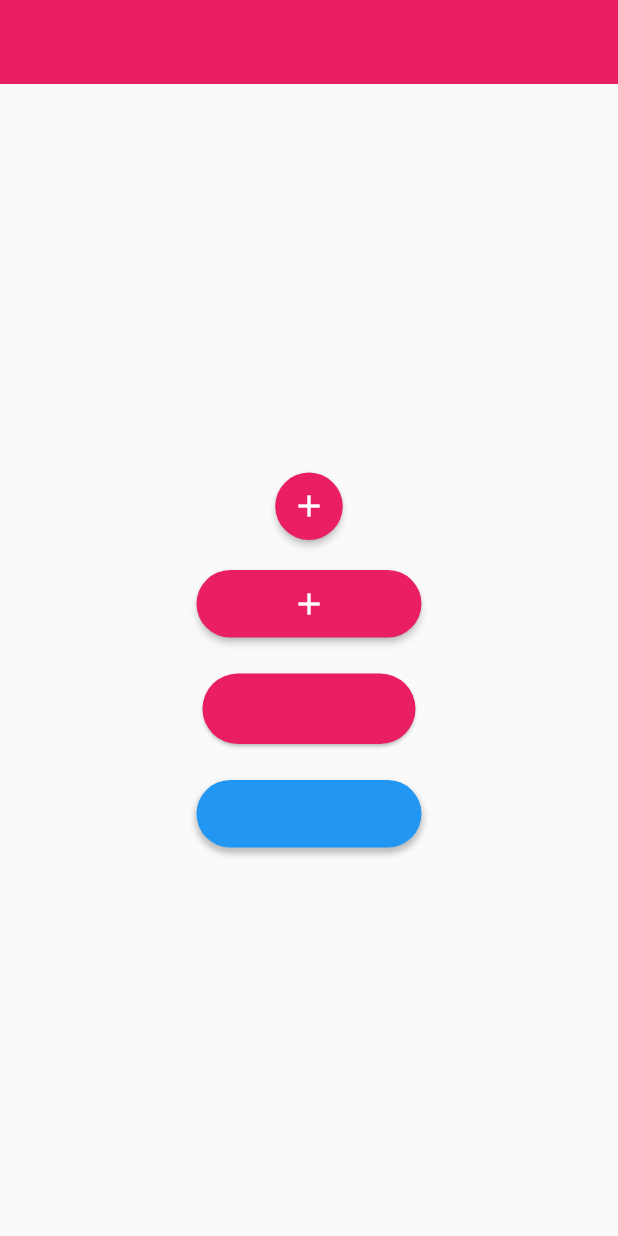
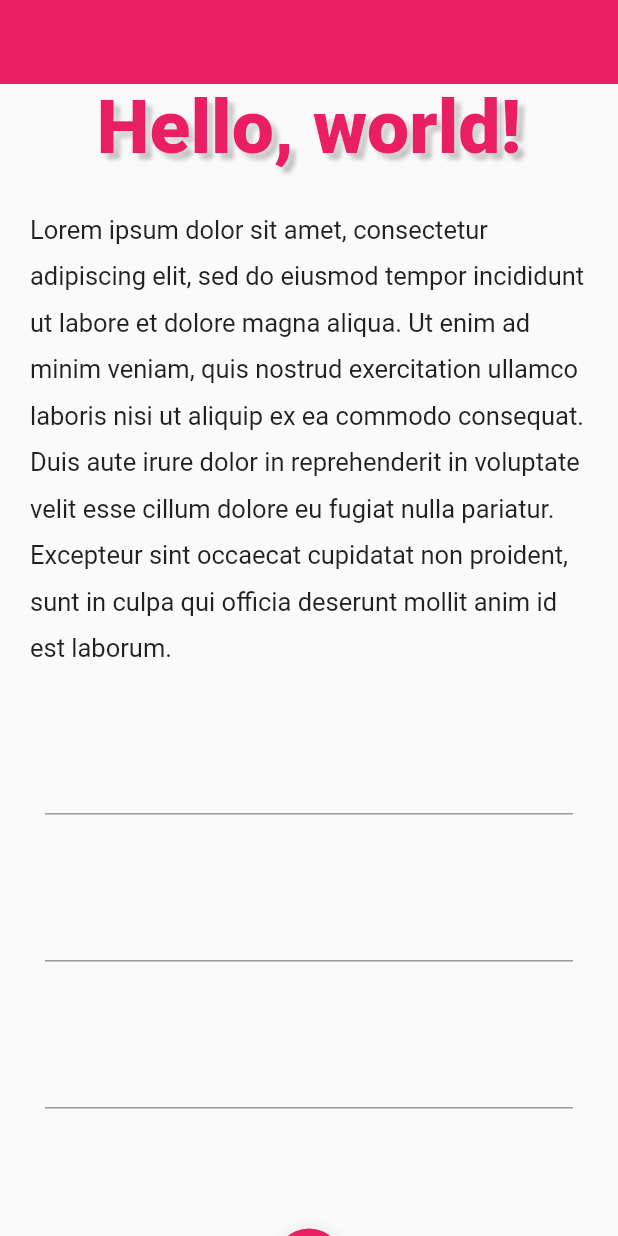
Before and after one commit to KaushikiKumari/medium_article_12, a Flutter app: the screen it shows after launch, on a phone screen of 412 x 824 dp. Run offline on Flutter 3.47's test engine with Material 2 defaults, Android fonts, the phone set to English and light mode, and no system bars.

Commit message:
initial commit

```diff
--- a/lib/view/home_view.dart
+++ b/lib/view/home_view.dart
@@ -1,4 +1,7 @@
+import 'dart:ui';
+
 import 'package:flutter/material.dart';
+import 'package:flutter/rendering.dart';
 
 class HomeView extends StatefulWidget {
   const HomeView({super.key});
@@ -17,68 +20,112 @@
             child: Column(
           mainAxisAlignment: MainAxisAlignment.center,
           children: [
-            //CircleBorder
-            SizedBox(
-              height: 45,
-              width: 150,
-              child: ElevatedButton(
-                onPressed: () {},
-                style: ElevatedButton.styleFrom(shape: const CircleBorder()),
-                child: const Center(child: Icon(Icons.add)),
-              ),
-            ),
-
-            const SizedBox(
-              height: 20,
-            ),
-
-            //StadiumBorder
-            SizedBox(
-              height: 45,
-              width: 150,
-              child: ElevatedButton(
-                onPressed: () {},
-                style: ElevatedButton.styleFrom(shape: const StadiumBorder()),
-                child: const Center(child: Icon(Icons.add)),
-              ),
-            ),
-
-            const SizedBox(
-              height: 20,
-            ),
-
-            //StadiumBorder
-            const SizedBox(
-              height: 55,
-              width: 150,
-              child: Card(
-                color: Colors.pink,
-                shape: StadiumBorder(),
-              ),
-            ),
-
-            const SizedBox(
-              height: 20,
-            ),
-
-            Container(
-              height: 45,
-              width: 150,
-              decoration: BoxDecoration(
-                  color: Colors.blue,
-                  borderRadius: BorderRadius.circular(30),
-                  boxShadow: [
-                    BoxShadow(
-                      color: Colors.grey.shade400,
-                      offset: const Offset(0, 3),
-                      spreadRadius: 1,
-                      blurRadius: 3,
-                    )
-                  ]),
-            )
+            _textShadowView(),
+            _textHeightView(),
+            _focuseNodeView(),
+            _shapeView(),
           ],
         )),
       ),
     );
   }
+
+  _textShadowView() {
+    return Center(
+      child: Text(
+        'Hello, world!',
+        style: TextStyle(
+          fontSize: 50,
+          color: Colors.pink,
+          fontWeight: FontWeight.w900,
+          shadows: <Shadow>[
+            const Shadow(
+              offset: Offset(4.0, 4.0),
+              blurRadius: 3.0,
+              color: Color.fromARGB(99, 64, 64, 64),
+            ),
+            Shadow(
+                offset: const Offset(1.0, 1.0),
+                blurRadius: 8.0,
+                color: Colors.grey.shade100),
+          ],
+        ),
+      ),
+    );
+  }
+
+  _shapeView() {
+    return Column(
+      mainAxisAlignment: MainAxisAlignment.center,
+      children: [
+        // CircleBorder
+        SizedBox(
+          height: 45,
+          width: 60,
+          child: ElevatedButton(
+            onPressed: () {},
+            style: ElevatedButton.styleFrom(
+                elevation: 10, shape: const CircleBorder()),
+            child: const Center(child: Icon(Icons.add)),
+          ),
+        ),
+        const SizedBox(
+          height: 50,
+        ),
+        //StadiumBorder
+        SizedBox(
+          height: 45,
+          width: 200,
+          child: ElevatedButton(
+            onPressed: () {},
+            style: ElevatedButton.styleFrom(
+                elevation: 10, shape: const StadiumBorder()),
+            child: const Center(child: Text('Elevated Button')),
+          ),
+        ),
+      ],
+    );
+  }
+
+  _focuseNodeView() {
+    return Padding(
+      padding: const EdgeInsets.all(30.0),
+      child: Column(
+        mainAxisAlignment: MainAxisAlignment.center,
+        children: [
+          TextFormField(
+            textInputAction: TextInputAction.next,
+          ),
+          const SizedBox(
+            height: 50,
+          ),
+          TextFormField(
+            textInputAction: TextInputAction.next,
+          ),
+          const SizedBox(
+            height: 50,
+          ),
+          TextFormField(
+            textInputAction: TextInputAction.done,
+          ),
+          const SizedBox(
+            height: 50,
+          ),
+        ],
+      ),
+    );
+  }
+
+  _textHeightView() {
+    return const Padding(
+      padding: EdgeInsets.all(20.0),
+      child: Text(
+        'Lorem ipsum dolor sit amet, consectetur adipiscing elit, sed do eiusmod tempor incididunt ut labore et dolore magna aliqua. Ut enim ad minim veniam, quis nostrud exercitation ullamco laboris nisi ut aliquip ex ea commodo consequat. Duis aute irure dolor in reprehenderit in voluptate velit esse cillum dolore eu fugiat nulla pariatur. Excepteur sint occaecat cupidatat non proident, sunt in culpa qui officia deserunt mollit anim id est laborum.',
+        style: TextStyle(
+          fontSize: 17.0,
+          height: 1.8,
+        ),
+      ),
+    );
+  }
 }
```
